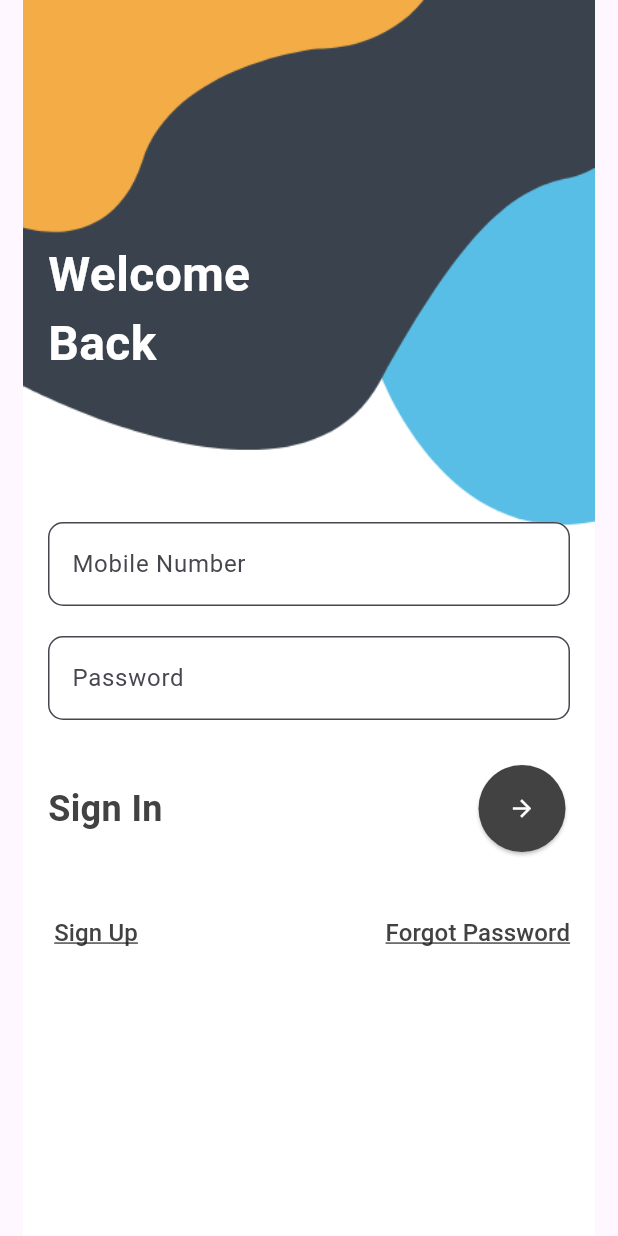
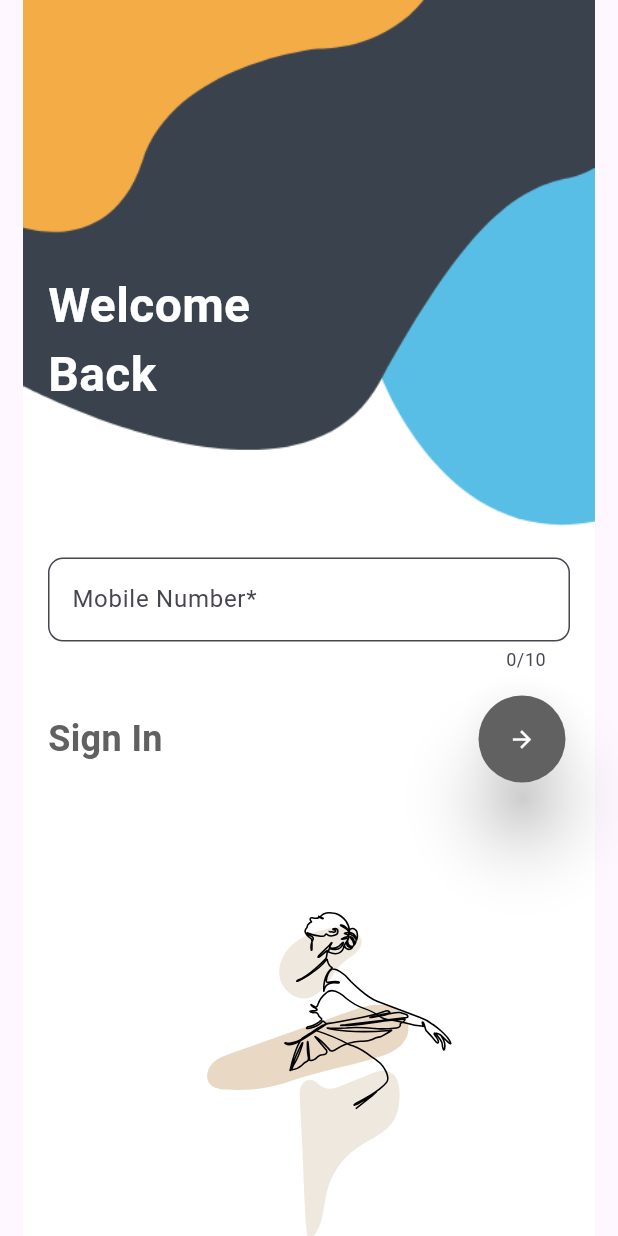
Before and after one commit to Shivam2187/notification_flutter_app, a Flutter app: the LoginPage screen opened directly, after a tap on the "arrow forward" icon, on a phone screen of 412 x 824 dp. Run offline on Flutter 3.47's test engine with Material 3 defaults, Android fonts, the phone set to English and light mode, and no system bars; our stand-ins replace flutter_staggered_animations, get_it, lottie; network calls fail.

Commit message:
login page completed

```diff
--- a/lib/main.dart
+++ b/lib/main.dart
@@ -1,12 +1,10 @@
 import 'package:flutter/material.dart';
 import 'package:notification_flutter_app/presentation/screens/login/login_page.dart';
-import 'package:notification_flutter_app/presentation/screens/login/register_page.dart';
 import 'package:provider/provider.dart';
 import 'package:notification_flutter_app/core/locator.dart';
 import 'package:notification_flutter_app/presentation/providers/employee_provider.dart';
 import 'package:notification_flutter_app/presentation/providers/global_store.dart';
 
-import 'package:notification_flutter_app/presentation/screens/home.dart';
 
 Future<void> main() async {
   DependencyInjection().setupLocator();
@@ -29,9 +27,10 @@ class _HomePage extends StatelessWidget {
         ),
       ],
       child: const MaterialApp(
-        home: HomePage(),
-        //CreateAccountPage(),
-         //LoginPage(),
+        home:
+            //HomePage(),
+            //CreateAccountPage(),
+            LoginPage(),
         debugShowCheckedModeBanner: false,
       ),
     );
--- a/lib/presentation/screens/login/login_page.dart
+++ b/lib/presentation/screens/login/login_page.dart
@@ -1,4 +1,6 @@
 import 'package:flutter/material.dart';
+import 'package:lottie/lottie.dart';
+import 'package:notification_flutter_app/presentation/widgets/top_snake_bar.dart';
 
 class MyApp extends StatelessWidget {
   const MyApp({
@@ -8,7 +10,6 @@ class MyApp extends StatelessWidget {
   @override
   Widget build(BuildContext context) {
     return MaterialApp(
-      title: 'Login Screen',
       theme: ThemeData(
         colorScheme: ColorScheme.fromSeed(seedColor: Colors.white),
         useMaterial3: true,
@@ -29,19 +30,21 @@ class LoginPage extends StatefulWidget {
 
 class _LoginPageState extends State<LoginPage> {
   final _emailController = TextEditingController();
-  final _passwordController = TextEditingController();
-
+  final _formKey = GlobalKey<FormState>();
   @override
   void dispose() {
     _emailController.dispose();
-    _passwordController.dispose();
     super.dispose();
   }
 
   @override
   Widget build(BuildContext context) {
+    final screenHeight = MediaQuery.of(context).size.height;
     return Scaffold(
+      resizeToAvoidBottomInset: false,
       body: Container(
+        width: double.infinity,
+        height: double.infinity,
         decoration: BoxDecoration(
           image: DecorationImage(
             image: Image.asset(
@@ -50,12 +53,14 @@ class _LoginPageState extends State<LoginPage> {
             ).image,
           ),
         ),
+        child: SingleChildScrollView(
+          keyboardDismissBehavior: ScrollViewKeyboardDismissBehavior.manual,
           child: Padding(
-          padding: const EdgeInsets.symmetric(horizontal: 32, vertical: 32),
+            padding: const EdgeInsets.symmetric(horizontal: 32, vertical: 16),
             child: Column(
               crossAxisAlignment: CrossAxisAlignment.start,
               children: [
-              const SizedBox(height: 16 * 8),
+                SizedBox(height: screenHeight * 0.2),
                 const Text(
                   'Welcome\nBack',
                   style: TextStyle(
@@ -64,35 +69,35 @@ class _LoginPageState extends State<LoginPage> {
                     color: Colors.white,
                   ),
                 ),
-              const SizedBox(height: 16 * 6),
-              // Email TextField
-              TextField(
+                SizedBox(height: screenHeight * 0.12),
+                Form(
+                  key: _formKey,
+                  child: TextFormField(
                     controller: _emailController,
+                    keyboardType: TextInputType.phone,
+                    autovalidateMode: AutovalidateMode.onUserInteraction,
+                    maxLength: 10,
                     decoration: InputDecoration(
-                  labelText: 'Mobile Number',
+                      labelText: 'Mobile Number*',
+                      hintText: 'Enter Your Mobile Number*',
                       border: OutlineInputBorder(
                         borderRadius: BorderRadius.circular(10.0),
                       ),
                       filled: true,
                       fillColor: Colors.white,
                     ),
-              ),
-              const SizedBox(height: 20),
-              // Password TextField
-              TextField(
-                controller: _passwordController,
-                obscureText: true,
-                decoration: InputDecoration(
-                  labelText: 'Password',
-                  border: OutlineInputBorder(
-                    borderRadius: BorderRadius.circular(10.0),
-                  ),
-                  filled: true,
-                  fillColor: Colors.white,
+                    validator: (value) {
+                      if (value == null || value.isEmpty) {
+                        return null;
+                      }
+                      if (!RegExp(r'^\d{10}$').hasMatch(value)) {
+                        return 'Enter valid 10-digit number';
+                      }
+                      return null;
+                    },
                   ),
                 ),
-              const SizedBox(height: 30),
-              // Sign In Button
+                const SizedBox(height: 16),
                 Align(
                   alignment: Alignment.centerRight,
                   child: Row(
@@ -102,17 +107,26 @@ class _LoginPageState extends State<LoginPage> {
                         style: TextStyle(
                             fontSize: 24,
                             fontWeight: FontWeight.bold,
-                          color: Colors.grey.shade800),
+                            color: Colors.grey.shade700),
                       ),
                       const Spacer(),
                       ElevatedButton(
                         onPressed: () {
-                        // TODO: Implement sign-in logic
+                          if (_formKey.currentState!.validate()) {
+                          } else {
+                            showTopSnackBar(
+                              context: context,
+                              message: 'Enter Valid Mobile Number',
+                              bgColor: Colors.grey.shade900,
+                            );
+                          }
                         },
                         style: ElevatedButton.styleFrom(
                           shape: const CircleBorder(),
                           padding: const EdgeInsets.all(20),
-                        backgroundColor: Colors.grey.shade800,
+                          backgroundColor: Colors.grey.shade700,
+                          elevation: 20,
+                          foregroundColor: Colors.white,
                         ),
                         child: const Icon(
                           Icons.arrow_forward,
@@ -122,50 +136,14 @@ class _LoginPageState extends State<LoginPage> {
                     ],
                   ),
                 ),
-              const SizedBox(height: 30),
-              // Sign Up and Forgot Password
-              Row(
-                mainAxisAlignment: MainAxisAlignment.spaceBetween,
-                children: [
-                  TextButton(
-                    style: ButtonStyle(
-                      padding: MaterialStateProperty.all<EdgeInsets>(
-                        const EdgeInsets.symmetric(horizontal: 0),
+                Container(
+                  child: Lottie.asset(
+                    'assets/animations/dancing.json',
+                    repeat: true,
                   ),
-                    ),
-                    onPressed: () {
-                      // TODO: Implement sign-up navigation
-                    },
-                    child: Text(
-                      'Sign Up',
-                      style: TextStyle(
-                        fontSize: 16,
-                        color: Colors.grey.shade800,
-                        decoration: TextDecoration.underline,
-                      ),
-                    ),
-                  ),
-                  TextButton(
-                    style: ButtonStyle(
-                      padding: MaterialStateProperty.all<EdgeInsets>(
-                        const EdgeInsets.symmetric(horizontal: 0),
-                      ),
-                    ),
-                    onPressed: () {
-                      // TODO: Implement forgot password navigation
-                    },
-                    child: Text(
-                      'Forgot Password',
-                      style: TextStyle(
-                        fontSize: 16,
-                        color: Colors.grey.shade800,
-                        decoration: TextDecoration.underline,
-                      ),
-                    ),
-                  ),
+                )
               ],
             ),
-            ],
           ),
         ),
       ),
--- a/lib/presentation/screens/login/register_page.dart
+++ b/lib/presentation/screens/login/register_page.dart
@@ -8,7 +8,10 @@ class CreateAccountPage extends StatelessWidget {
   @override
   Widget build(BuildContext context) {
     return Scaffold(
+      resizeToAvoidBottomInset: false,
       body: Container(
+        width: double.infinity,
+        height: double.infinity,
         decoration: BoxDecoration(
           image: DecorationImage(
             image: Image.asset(
```
Lines whose indentation alone changed are shown as unchanged.
